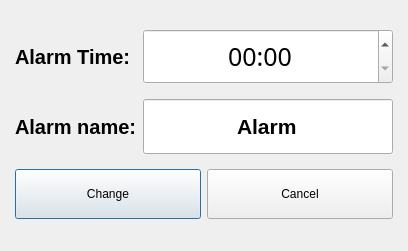
Above: SmartTimer/changealarmdialog.ui from secondYearProjects/SmartTimer before the change. Below: the same form after it.
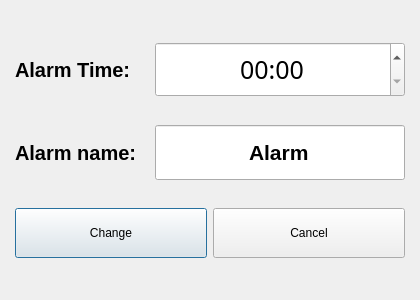
That is the form after the change.

Diff of the .ui file:
```diff
--- a/SmartTimer/changealarmdialog.ui
+++ b/SmartTimer/changealarmdialog.ui
@@ -6,10 +6,22 @@
    <rect>
     <x>0</x>
     <y>0</y>
-    <width>400</width>
-    <height>251</height>
+    <width>420</width>
+    <height>300</height>
    </rect>
   </property>
+  <property name="minimumSize">
+   <size>
+    <width>420</width>
+    <height>300</height>
+   </size>
+  </property>
+  <property name="maximumSize">
+   <size>
+    <width>420</width>
+    <height>300</height>
+   </size>
+  </property>
   <property name="windowTitle">
    <string>Dialog</string>
   </property>
```
